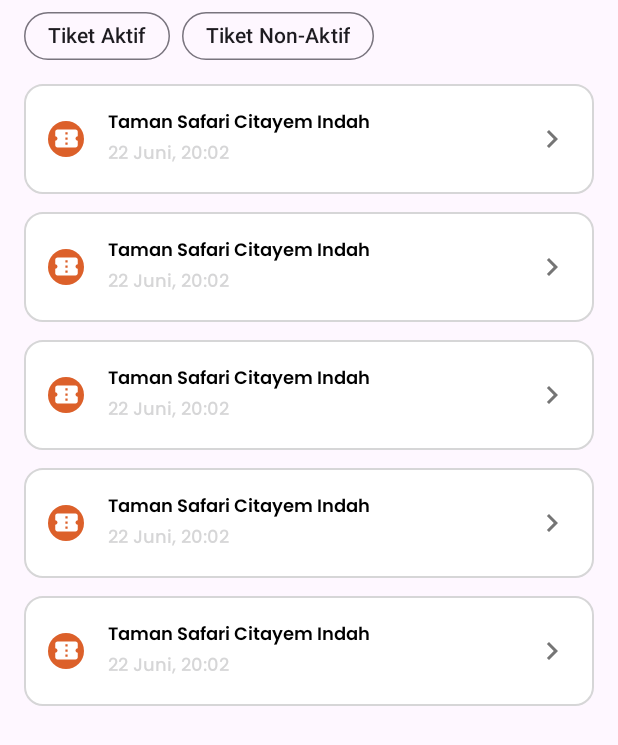
After one commit to Wisnu-C23-PS427/android-wisnu, an Android app: the layout content_ticket_list.xml on its own in the app's theme, with its tools: preview values and no code run, on a phone screen of 412 x 824 dp. The commit adds this screen. Shown: the top 745 px of the screen. Run offline under Robolectric (Android 15) with nearby library versions, the phone set to English and light mode, and no system bars.

Commit message:
Finish UI

```diff
--- /dev/null
+++ b/app/src/main/res/drawable/baseline_arrow_right_24.xml
@@ -0,0 +1,5 @@
+<vector android:height="24dp" android:tint="#757575"
+    android:viewportHeight="24" android:viewportWidth="24"
+    android:width="24dp" xmlns:android="http://schemas.android.com/apk/res/android">
+    <path android:fillColor="@android:color/white" android:pathData="M8.59,16.59L13.17,12 8.59,7.41 10,6l6,6 -6,6 -1.41,-1.41z"/>
+</vector>
--- /dev/null
+++ b/app/src/main/res/drawable/baseline_confirmation_number_24_white.xml
@@ -0,0 +1,5 @@
+<vector android:height="24dp" android:tint="#FFFFFF"
+    android:viewportHeight="24" android:viewportWidth="24"
+    android:width="24dp" xmlns:android="http://schemas.android.com/apk/res/android">
+    <path android:fillColor="@android:color/white" android:pathData="M22,10V6c0,-1.11 -0.9,-2 -2,-2H4C2.9,4 2.01,4.89 2.01,6v4C3.11,10 4,10.9 4,12s-0.89,2 -2,2v4c0,1.1 0.9,2 2,2h16c1.1,0 2,-0.9 2,-2v-4c-1.1,0 -2,-0.9 -2,-2S20.9,10 22,10zM13,17.5h-2v-2h2V17.5zM13,13h-2v-2h2V13zM13,8.5h-2v-2h2V8.5z"/>
+</vector>
--- /dev/null
+++ b/app/src/main/res/drawable/chip_state.xml
@@ -0,0 +1,5 @@
+<?xml version="1.0" encoding="utf-8"?>
+<selector xmlns:android="http://schemas.android.com/apk/res/android">
+    <item android:color="@color/primary" android:textColor="@color/white" android:state_checked="true" />
+    <item android:color="@color/white" android:textColor="@color/primary" />
+</selector>
--- /dev/null
+++ b/app/src/main/res/drawable/shape_border.xml
@@ -0,0 +1,11 @@
+<?xml version="1.0" encoding="utf-8"?>
+<shape
+    xmlns:android="http://schemas.android.com/apk/res/android"
+    android:shape="rectangle">
+
+    <corners android:radius="12dp" />
+    <solid android:color="@android:color/white" />
+    <stroke
+        android:width="1dip"
+        android:color="@color/light_grey" />
+</shape>
--- /dev/null
+++ b/app/src/main/res/drawable/shape_circle_primary.xml
@@ -0,0 +1,6 @@
+<?xml version="1.0" encoding="utf-8"?>
+<shape xmlns:android="http://schemas.android.com/apk/res/android"
+    android:shape="oval">
+    <solid
+        android:color="#DC602A"/>
+</shape>
--- /dev/null
+++ b/app/src/main/res/layout/content_ticket_list.xml
@@ -0,0 +1,41 @@
+<?xml version="1.0" encoding="utf-8"?>
+<androidx.constraintlayout.widget.ConstraintLayout xmlns:android="http://schemas.android.com/apk/res/android"
+    xmlns:app="http://schemas.android.com/apk/res-auto"
+    android:layout_width="match_parent"
+    android:layout_height="match_parent"
+    xmlns:tools="http://schemas.android.com/tools">
+    <com.google.android.material.chip.ChipGroup
+        android:id="@+id/chip_ticket_filter"
+        android:layout_width="0dp"
+        android:layout_height="wrap_content"
+        android:layout_marginStart="16dp"
+        android:layout_marginEnd="16dp"
+        app:layout_constraintEnd_toEndOf="parent"
+        app:layout_constraintStart_toStartOf="parent"
+        app:layout_constraintTop_toTopOf="parent">
+
+        <com.google.android.material.chip.Chip
+            android:id="@+id/chip_active"
+            android:layout_width="wrap_content"
+            android:layout_height="wrap_content"
+            android:text="@string/active_ticket" />
+
+        <com.google.android.material.chip.Chip
+            android:id="@+id/chip_expired"
+            android:layout_width="wrap_content"
+            android:layout_height="wrap_content"
+            android:text="@string/expired_ticket" />
+    </com.google.android.material.chip.ChipGroup>
+
+    <androidx.recyclerview.widget.RecyclerView
+        android:id="@+id/rv_tickets"
+        android:layout_width="0dp"
+        android:layout_height="0dp"
+        android:layout_marginTop="8dp"
+        app:layout_constraintBottom_toBottomOf="parent"
+        app:layout_constraintEnd_toEndOf="@+id/chip_ticket_filter"
+        app:layout_constraintStart_toStartOf="@+id/chip_ticket_filter"
+        app:layout_constraintTop_toBottomOf="@+id/chip_ticket_filter"
+        tools:itemCount="5"
+        tools:listitem="@layout/item_ticket" />
+</androidx.constraintlayout.widget.ConstraintLayout>
--- /dev/null
+++ b/app/src/main/res/layout/item_ticket.xml
@@ -0,0 +1,69 @@
+<?xml version="1.0" encoding="utf-8"?>
+<androidx.constraintlayout.widget.ConstraintLayout xmlns:android="http://schemas.android.com/apk/res/android"
+    xmlns:app="http://schemas.android.com/apk/res-auto"
+    xmlns:tools="http://schemas.android.com/tools"
+    android:layout_width="match_parent"
+    android:layout_height="wrap_content"
+    android:background="@drawable/shape_border"
+    android:layout_marginBottom="12dp">
+
+
+    <TextView
+        android:id="@+id/text_ticket_name"
+        android:layout_width="wrap_content"
+        android:layout_height="wrap_content"
+        android:layout_marginStart="16dp"
+        android:layout_marginTop="16dp"
+        android:fontFamily="@font/poppins_semibold"
+        android:textColor="@color/black"
+        android:textSize="12sp"
+        app:layout_constraintStart_toEndOf="@+id/image_background"
+        app:layout_constraintTop_toTopOf="parent"
+        tools:text="Taman Safari Citayem Indah" />
+
+    <TextView
+        android:id="@+id/text_ticket_date"
+        android:layout_width="wrap_content"
+        android:layout_height="wrap_content"
+        android:layout_marginBottom="16dp"
+        android:fontFamily="@font/poppins_medium"
+        android:textColor="@color/grey"
+        android:textSize="12sp"
+        app:layout_constraintBottom_toBottomOf="parent"
+        app:layout_constraintStart_toStartOf="@+id/text_ticket_name"
+        app:layout_constraintTop_toBottomOf="@+id/text_ticket_name"
+        tools:text="22 Juni, 20:02" />
+
+    <ImageView
+        android:id="@+id/ticket_arrow_detail"
+        android:layout_width="wrap_content"
+        android:layout_height="wrap_content"
+        android:layout_marginEnd="16dp"
+        app:layout_constraintBottom_toBottomOf="@+id/text_ticket_date"
+        app:layout_constraintEnd_toEndOf="parent"
+        app:layout_constraintTop_toTopOf="@+id/text_ticket_name"
+        app:srcCompat="@drawable/baseline_arrow_right_24" />
+
+    <ImageView
+        android:id="@+id/image_background"
+        android:layout_width="24dp"
+        android:layout_height="24dp"
+        android:layout_marginStart="16dp"
+        android:layout_marginTop="16dp"
+        android:layout_marginBottom="16dp"
+        app:layout_constraintBottom_toBottomOf="parent"
+        app:layout_constraintStart_toStartOf="parent"
+        app:layout_constraintTop_toTopOf="parent"
+        app:layout_constraintVertical_bias="0.484"
+        app:srcCompat="@drawable/shape_circle_primary" />
+
+    <ImageView
+        android:id="@+id/image_ticket"
+        android:layout_width="18dp"
+        android:layout_height="18dp"
+        app:layout_constraintBottom_toBottomOf="@+id/image_background"
+        app:layout_constraintEnd_toEndOf="@+id/image_background"
+        app:layout_constraintStart_toStartOf="@+id/image_background"
+        app:layout_constraintTop_toTopOf="@+id/image_background"
+        app:srcCompat="@drawable/baseline_confirmation_number_24_white" />
+</androidx.constraintlayout.widget.ConstraintLayout>
--- a/app/src/main/res/values-night/themes.xml
+++ b/app/src/main/res/values-night/themes.xml
@@ -3,5 +3,6 @@
     <style name="Base.Theme.Wisnu" parent="Theme.Material3.DayNight.NoActionBar">
         <!-- Customize your dark theme here. -->
         <!-- <item name="colorPrimary">@color/my_dark_primary</item> -->
+        <item name="chipCornerRadius">24dp</item>
     </style>
 </resources>
--- a/app/src/main/res/values/strings.xml
+++ b/app/src/main/res/values/strings.xml
@@ -6,4 +6,8 @@
     <string name="state_error_subtitle">Wisnu coba perbaiki.\nKamu lihat yang lain dulu ya</string>
     <string name="action_try_again">COBA LAGI</string>
     <string name="action_loading">Memuat...</string>
+    <!-- TODO: Remove or change this placeholder text -->
+    <string name="hello_blank_fragment">Hello blank fragment</string>
+    <string name="active_ticket">Tiket Aktif</string>
+    <string name="expired_ticket">Tiket Non-Aktif</string>
 </resources>
--- a/app/src/main/res/values/themes.xml
+++ b/app/src/main/res/values/themes.xml
@@ -3,6 +3,7 @@
     <style name="Base.Theme.Wisnu" parent="Theme.Material3.DayNight.NoActionBar">
         <!-- Customize your light theme here. -->
         <!-- <item name="colorPrimary">@color/my_light_primary</item> -->
+        <item name="chipCornerRadius">24dp</item>
     </style>
 
     <style name="Theme.Wisnu" parent="Base.Theme.Wisnu" />
```
Also changed, not shown: app/src/main/java/space/mrandika/wisnu/ui/ticket/TicketListFragment.kt (added, +23 -0 lines), app/src/main/res/layout/fragment_ticket_list.xml (added, +60 -0 lines), 1 other file.
